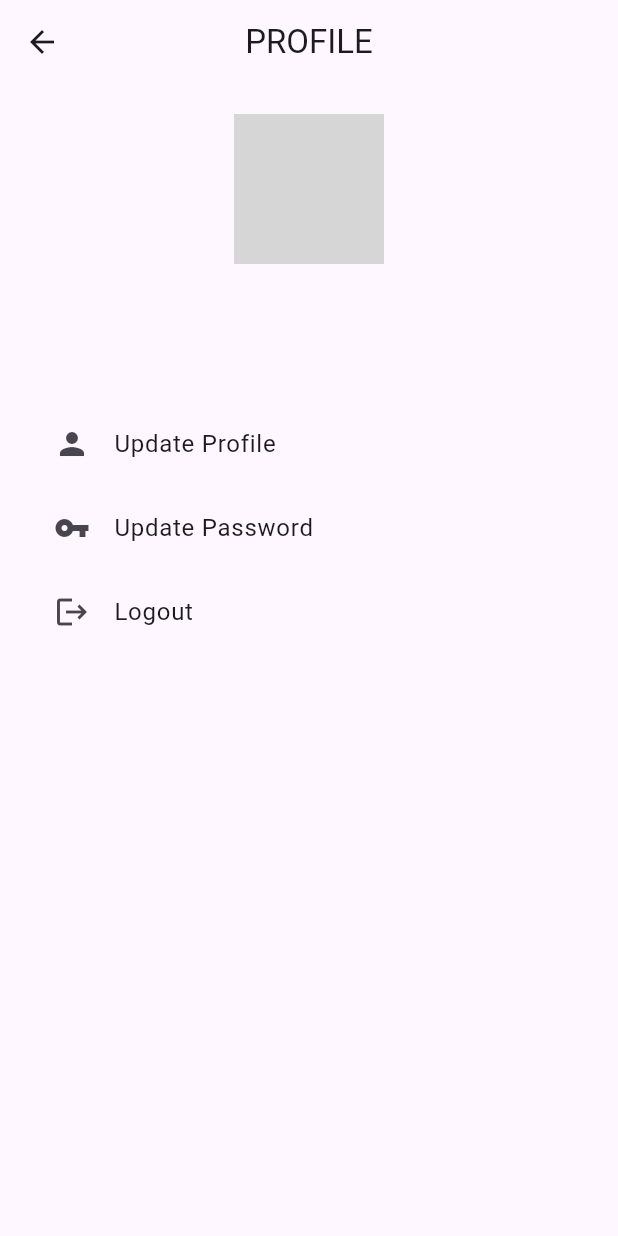
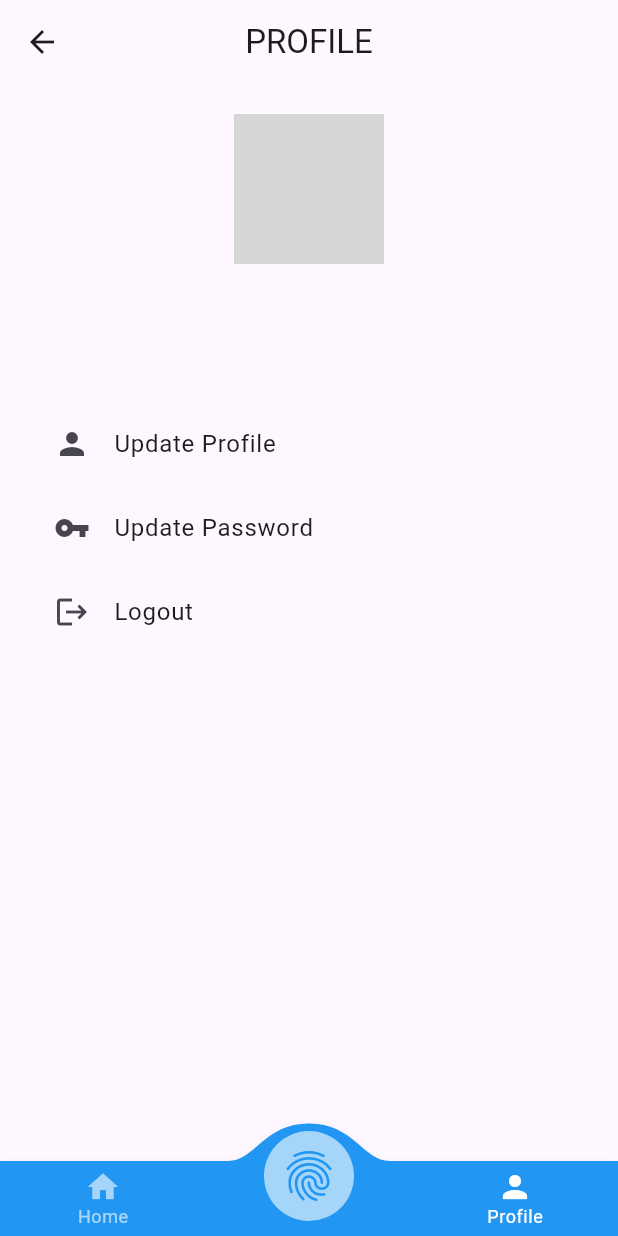
Before and after one commit to rakafebriansy/presence-app, a Flutter app: the ProfileView screen opened by its route, on a phone screen of 412 x 824 dp. Run offline on Flutter 3.47's test engine with Material 3 defaults, Android fonts, the phone set to English and light mode, and no system bars; drawn by our look-alikes of convex_bottom_bar; our stand-ins replace cloud_firestore, firebase_auth, firebase_core, firebase_storage, flutter_dotenv, get and 1 more; missing offline and left inert: firebase_app_check; accounts and stored records are empty; network calls fail; grey boxes are pictures that could not be loaded.

Commit message:
feat: bottom navigation bar

```diff
--- /dev/null
+++ b/lib/app/controllers/page_handling_controller.dart
@@ -0,0 +1,20 @@
+import 'package:get/get.dart';
+import 'package:presence_app/app/routes/app_pages.dart';
+
+class PageHandlingController extends GetxController {
+  RxInt pageIndex = 0.obs;
+
+  void changePage(int i) async {
+    // pageIndex.value = i;
+    switch (i) {
+      case 1:
+        Get.offAllNamed(Routes.PROFILE);
+        break;
+      case 2:
+        Get.offAllNamed(Routes.PROFILE);
+        break;
+      default:
+        Get.offAllNamed(Routes.HOME);
+    }
+  }
+}
--- a/lib/app/modules/profile/views/profile_view.dart
+++ b/lib/app/modules/profile/views/profile_view.dart
@@ -1,13 +1,17 @@
 import 'package:cloud_firestore/cloud_firestore.dart';
+import 'package:convex_bottom_bar/convex_bottom_bar.dart';
 import 'package:flutter/material.dart';
 
 import 'package:get/get.dart';
+import 'package:presence_app/app/controllers/page_handling_controller.dart';
 import 'package:presence_app/app/routes/app_pages.dart';
 
 import '../controllers/profile_controller.dart';
 
 class ProfileView extends GetView<ProfileController> {
-  const ProfileView({super.key});
+  ProfileView({super.key});
+  final pageC = Get.find<PageHandlingController>();
+
   @override
   Widget build(BuildContext context) {
     return Scaffold(
@@ -124,6 +128,16 @@
                   style: TextStyle(fontWeight: FontWeight.bold),
                 ),
               );
-            }));
+            }),
+        bottomNavigationBar: ConvexAppBar(
+          style: TabStyle.fixedCircle,
+          items: [
+            TabItem(icon: Icons.home, title: 'Home'),
+            TabItem(icon: Icons.fingerprint, title: 'Presence'),
+            TabItem(icon: Icons.person, title: 'Profile'),
+          ],
+          initialActiveIndex: 2,
+          onTap: (int i) => pageC.changePage(i),
+        ));
   }
 }
--- a/lib/main.dart
+++ b/lib/main.dart
@@ -3,6 +3,7 @@
 import 'package:flutter_dotenv/flutter_dotenv.dart';
 
 import 'package:get/get.dart';
+import 'package:presence_app/app/controllers/page_handling_controller.dart';
 
 import 'app/routes/app_pages.dart';
 import 'package:firebase_core/firebase_core.dart';
@@ -22,6 +23,7 @@
     appleProvider: AppleProvider.appAttest,
   );
 
+  Get.put(PageHandlingController(), permanent: true);
 
   runApp(
     StreamBuilder<User?>(
--- a/pubspec.yaml
+++ b/pubspec.yaml
@@ -43,6 +43,7 @@
   flutter_dotenv: ^5.2.1
   image_picker: ^1.1.2
   firebase_storage: ^12.4.1
+  convex_bottom_bar: ^3.2.0
 
 dev_dependencies:
   flutter_test:
```
Also changed, not shown: lib/app/modules/home/views/home_view.dart (+16 -3 lines), lib/app/routes/app_pages.dart (+8 -8 lines), pubspec.lock.
